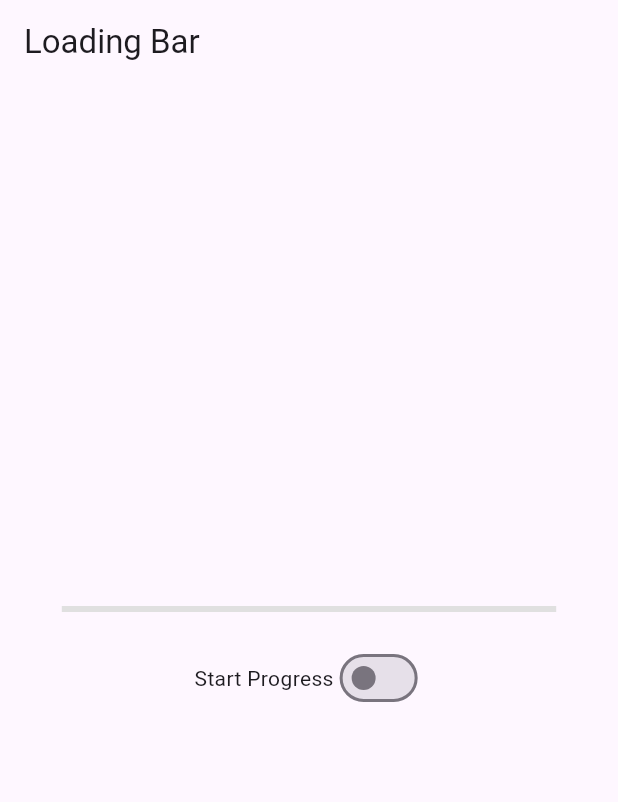
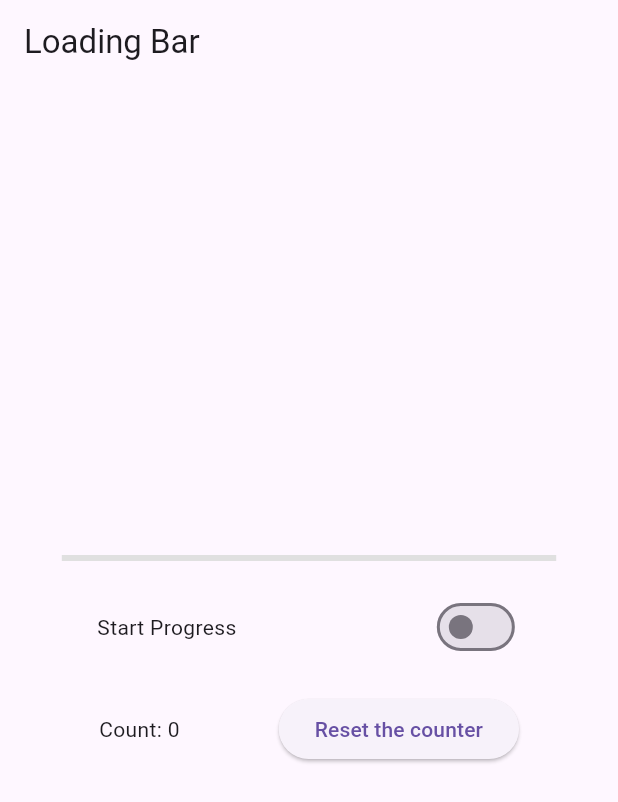
Before and after one commit to rolandparragh/flutter, a Flutter app: the screen it shows after launch, on a phone screen of 412 x 824 dp. Shown: the top 802 px of the screen. Run offline on Flutter 3.47's test engine with Material 3 defaults, Android fonts, the phone set to English and light mode, and no system bars.

Commit message:
Added counter and stuff

```diff
--- a/helloword/lib/main.dart
+++ b/helloword/lib/main.dart
@@ -12,6 +12,7 @@ class MyApp extends StatefulWidget {
 class _MyAppState extends State<MyApp> {
   bool isProgressing = false;
   double progress = 0.0;
+  int count = 0;
 
   @override
   void initState() {
@@ -28,6 +29,7 @@ class _MyAppState extends State<MyApp> {
           startProgres();
         } else if (progress >= 1.0) {
           setState(() {
+            count += 1;
             progress = 0.0;
           });
 
@@ -57,9 +59,11 @@ class _MyAppState extends State<MyApp> {
             ),
             SizedBox(height: 20),
             Row(
-                mainAxisAlignment: MainAxisAlignment.center,
+              mainAxisAlignment: MainAxisAlignment.spaceAround,
               children: [
-                  Text("Start Progress"),
+                Text(
+                  "Start Progress",
+                ),
                 Switch(
                     value: isProgressing,
                     onChanged: (bool value) {
@@ -70,10 +74,28 @@ class _MyAppState extends State<MyApp> {
                           startProgres();
                         }
                       });
-                      })
+                    }),
               ],
             ),
-            ]),
+            SizedBox(height: 20),
+            Row(
+              mainAxisAlignment: MainAxisAlignment.spaceEvenly,
+              children: [
+                Text("Count: ${count.toString()}"),
+                ElevatedButton(
+                  onPressed: () {
+                    setState(() {
+                      count = 0;
+                      progress = 0.0;
+                      isProgressing = false;
+                    });
+                  },
+                  child: Text('Reset the counter'),
+                ),
+              ],
+            ),
+          ],
+        ),
       ),
     );
   }
```
Lines whose indentation alone changed are shown as unchanged.
